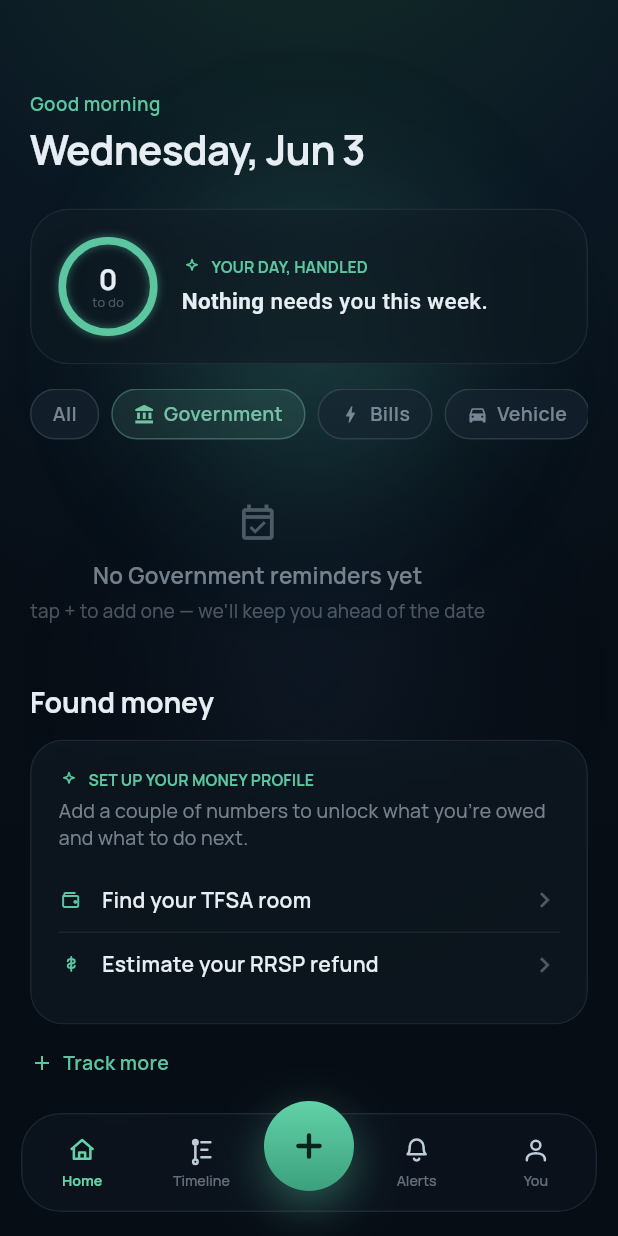
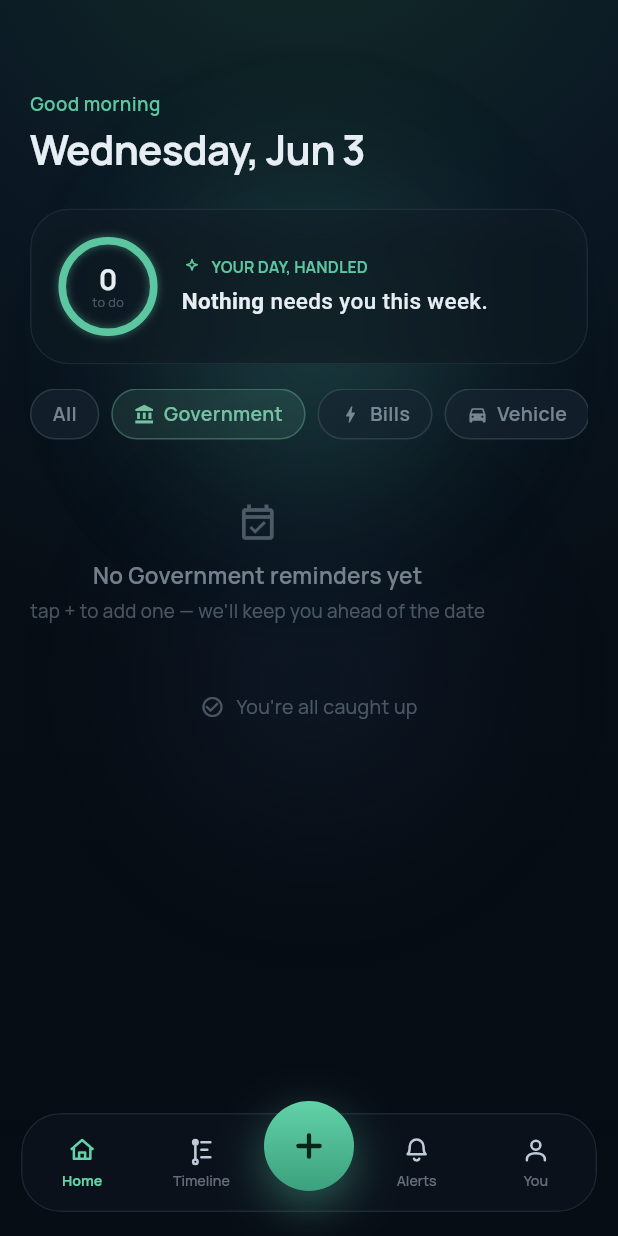
Before and after one commit to sss09/MapleAlerts, a Flutter app: the MapleHomeShell screen opened by its route, after a tap on "Government", on a phone screen of 412 x 824 dp. Run offline on Flutter 3.47's test engine with Material 3 defaults, Android fonts, the phone set to English and light mode, and no system bars; our stand-ins replace flutter_local_notifications, flutter_riverpod, flutter_svg, go_router, google_fonts, in_app_review and 4 more; missing offline and left inert: aptabase_flutter, purchases_flutter; accounts and stored records are empty; network calls fail.

Commit message:
fix: per-chip relevance + Household rename (user QA round 3)
- Money co-pilot layer (best move / found money / rates / learn) now shows only under All and Finance; seasonal rail under All and Seasonal - picking Vehicle etc. gives a clean, focused view instead of unrelated cards

- 'Home' category chip renamed to 'Household' (label only; id unchanged) - collided with the Home nav tab ('No Home reminders yet' read as nonsense on the Home screen)

Co-Authored-By: Claude Opus 4.8 (1M context) <noreply@anthropic.com>

```diff
--- a/lib/features/reminders/domain/reminder_category.dart
+++ b/lib/features/reminders/domain/reminder_category.dart
@@ -28,7 +28,9 @@ const Map<String, ReminderCategory> kReminderCategories = {
   'vehicle':    ReminderCategory(id: 'vehicle',    label: 'Vehicle',    icon: Icons.directions_car, color: Color(0xFF90B0D2), defaultLeadTimes: [Duration(days: 14), Duration(days: 3)]),
   'health':     ReminderCategory(id: 'health',     label: 'Health',     icon: Icons.favorite_border, color: Color(0xFF78C8AC), defaultLeadTimes: [Duration(days: 7), Duration(days: 1)]),
   'finance':    ReminderCategory(id: 'finance',    label: 'Finance',    icon: Icons.savings,         color: Color(0xFFDCC289), defaultLeadTimes: [Duration(days: 60), Duration(days: 30), Duration(days: 7), Duration(days: 1)]),
-  'home':       ReminderCategory(id: 'home',       label: 'Home',       icon: Icons.home_outlined,   color: Color(0xFFAAB8D4), defaultLeadTimes: [Duration(days: 30), Duration(days: 7)]),
+  // Label 'Household' (not 'Home') so the chip never collides with the Home
+  // nav tab; the id stays 'home' for persisted-data compatibility.
+  'home':       ReminderCategory(id: 'home',       label: 'Household',  icon: Icons.home_outlined,   color: Color(0xFFAAB8D4), defaultLeadTimes: [Duration(days: 30), Duration(days: 7)]),
   'family':     ReminderCategory(id: 'family',     label: 'Family',     icon: Icons.people_outline,  color: Color(0xFFC2AEE0), defaultLeadTimes: [Duration(days: 7), Duration(days: 1)]),
   'seasonal':   ReminderCategory(id: 'seasonal',   label: 'Seasonal',   icon: Icons.ac_unit,         color: Color(0xFF9CCEDC), defaultLeadTimes: [Duration(days: 14), Duration(days: 3)]),
   'custom':     ReminderCategory(id: 'custom',     label: 'Custom',     icon: Icons.notifications_none, color: Color(0xFF8A99AC)),
--- a/lib/features/reminders/presentation/screens/home_screen_v2.dart
+++ b/lib/features/reminders/presentation/screens/home_screen_v2.dart
@@ -180,6 +180,11 @@ class _HomeScreenV2State extends ConsumerState<HomeScreenV2> {
                           ),
 
                         // ── Money co-pilot layer, below the alerts ──────────
+                        // Finance content — shown only where it's relevant
+                        // ('All' and 'Finance'), so picking e.g. Vehicle gives
+                        // a clean, focused view instead of unrelated cards.
+                        if (_activeCategory == 'All' ||
+                            _activeCategory == 'finance') ...[
                           const SizedBox(height: 12),
 
                           // Best move right now — the single top recommendation
@@ -195,10 +200,14 @@ class _HomeScreenV2State extends ConsumerState<HomeScreenV2> {
                           // Learn the rules — plain-language explainers
                           const SizedBox(height: 20),
                           const LearnSection(),
+                        ],
 
-                        // Seasonal rail
+                        // Seasonal rail — relevant on 'All' and 'Seasonal'
+                        if (_activeCategory == 'All' ||
+                            _activeCategory == 'seasonal') ...[
                           const SizedBox(height: 24),
                           const SeasonalRail(),
+                        ],
                         const SizedBox(height: 24),
 
                         // Footer
```
Also changed, not shown: 2 other files. Lines whose indentation alone changed are shown as unchanged.
